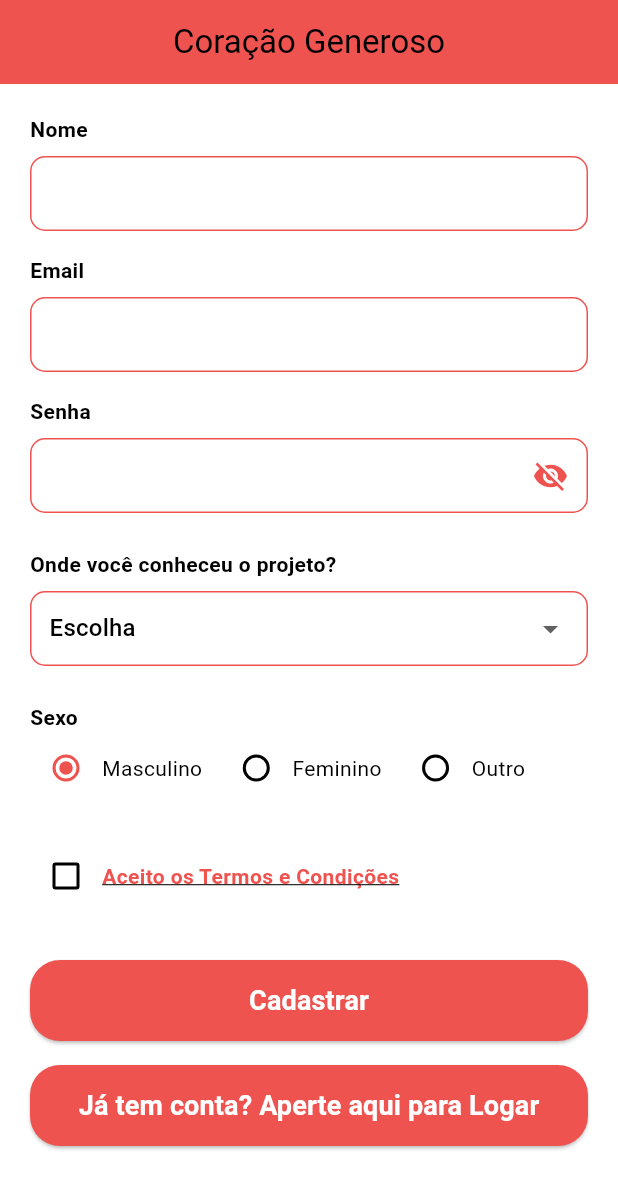
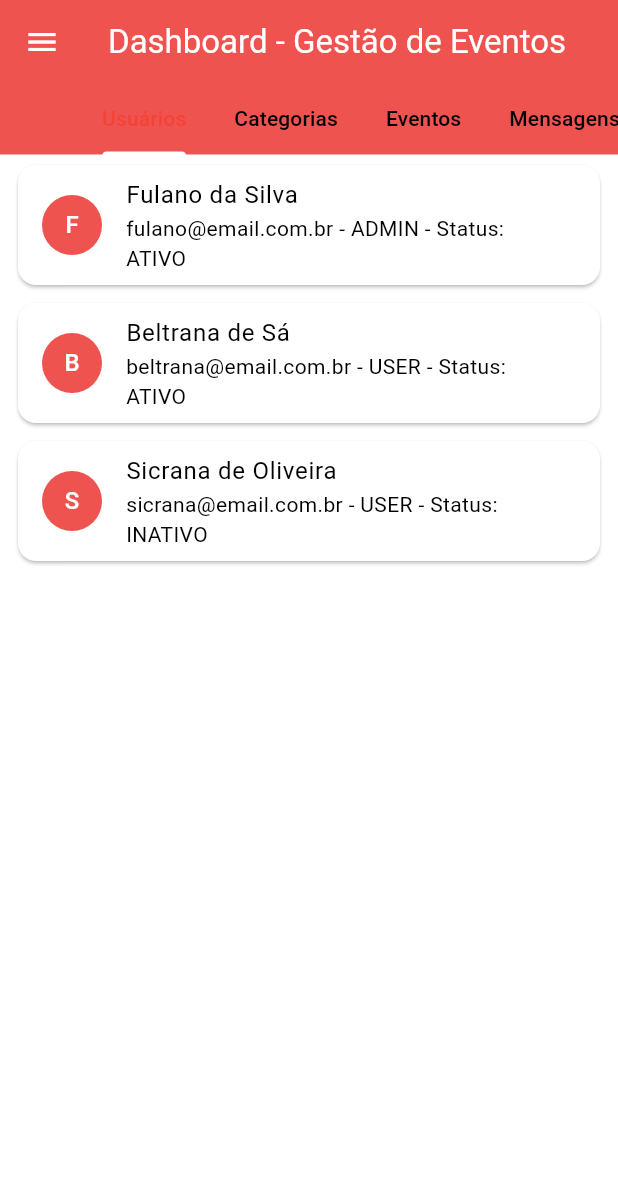
Before and after one commit to isazica/mobile, a Flutter app: the screen it shows after launch, on a phone screen of 412 x 824 dp. Shown: the top 1189 px of the screen. Run offline on Flutter 3.47's test engine with Material 3 defaults, Android fonts, the phone set to English and light mode, and no system bars.

Commit message:
Primeiro commit

```diff
--- a/lib/main.dart
+++ b/lib/main.dart
@@ -1,309 +1,359 @@
 import 'package:flutter/material.dart';
-import 'login.dart';
-import 'telaInicial.dart';
 
-void main() => runApp(MyApp());
+void main() {
+  runApp(const MyApp());
+}
 
 class MyApp extends StatelessWidget {
-  final Color primaryColor = Color(0xFFEF5350);
+  const MyApp({super.key});
 
   @override
   Widget build(BuildContext context) {
+    const primaryColor = Color(0xFFEF5350);
     return MaterialApp(
+      title: 'Gestão de Eventos',
       debugShowCheckedModeBanner: false,
-      title: 'Coração generoso',
       theme: ThemeData(
         primaryColor: primaryColor,
-        colorScheme: ColorScheme.fromSwatch().copyWith(primary: primaryColor),
+        colorScheme: ColorScheme.fromSwatch(primarySwatch: Colors.red)
+            .copyWith(secondary: primaryColor),
+        appBarTheme: AppBarTheme(
+          backgroundColor: primaryColor,
+          foregroundColor: Colors.white,
         ),
-      initialRoute: '/',
-      routes: {
-        '/': (context) => CadastroForm(),
-        '/login': (context) => LoginScreen(),
-        '/telaInicial': (context) => TelaInicial(),
-        // '/eventos': (context) => TelaEventos(), // futuramente
-      },
+        drawerTheme: const DrawerThemeData(
+          backgroundColor: Colors.white,
+        ),
+        elevatedButtonTheme: ElevatedButtonThemeData(
+          style: ElevatedButton.styleFrom(
+            backgroundColor: primaryColor,
+            shape: RoundedRectangleBorder(
+              borderRadius: BorderRadius.circular(20),
+            ),
+            padding: const EdgeInsets.symmetric(vertical: 14),
+            textStyle:
+                const TextStyle(fontWeight: FontWeight.bold, fontSize: 16),
+          ),
+        ),
+      ),
+      home: const DashboardScreen(),
     );
   }
 }
 
-class CadastroForm extends StatefulWidget {
+class DashboardScreen extends StatefulWidget {
+  const DashboardScreen({super.key});
+
   @override
-  _CadastroFormState createState() => _CadastroFormState();
+  State<DashboardScreen> createState() => _DashboardScreenState();
 }
 
-class _CadastroFormState extends State<CadastroForm> {
-  final _nomeController = TextEditingController();
-  final _emailController = TextEditingController();
-  final _senhaController = TextEditingController();
+class _DashboardScreenState extends State<DashboardScreen>
+    with SingleTickerProviderStateMixin {
+  late TabController _tabController;
+  final Color primaryColor = const Color(0xFFEF5350);
 
-  String _conhecimentoProjeto = 'Escolha';
-  String? _sexo = 'Masculino';
-  bool _aceitouTermos = false;
-  bool _obscureText = true;
+  final List<Map<String, dynamic>> usuarios = [
+    {
+      'id': 1,
+      'nome': 'Fulano da Silva',
+      'email': 'fulano@email.com.br',
+      'nivelAcesso': 'ADMIN',
+      'statusUsuario': 'ATIVO'
+    },
+    {
+      'id': 2,
+      'nome': 'Beltrana de Sá',
+      'email': 'beltrana@email.com.br',
+      'nivelAcesso': 'USER',
+      'statusUsuario': 'ATIVO'
+    },
+    {
+      'id': 3,
+      'nome': 'Sicrana de Oliveira',
+      'email': 'sicrana@email.com.br',
+      'nivelAcesso': 'USER',
+      'statusUsuario': 'INATIVO'
+    },
+  ];
 
-  final Color primaryColor = Color(0xFFEF5350);
+  final List<Map<String, dynamic>> categorias = [
+    {'id': 1, 'nome': 'Bazar'},
+    {'id': 2, 'nome': 'Almoço'},
+    {'id': 3, 'nome': 'Show'},
+  ];
+
+  final List<Map<String, dynamic>> eventos = [
+    {
+      'id': 1,
+      'nome': 'Bazar de Natal',
+      'descricao': 'Bazar beneficente com roupas e brinquedos',
+      'localEnvento': 'Centro Comunitário',
+      'cep': '12345678',
+      'numero': '123',
+      'complemento': 'Sala 1',
+      'dataEvento': '2025-12-10',
+      'periodo': 'Manhã',
+      'preco': 10.00,
+      'categoria_id': 1,
+      'statusEvento': 'ATIVO'
+    },
+    {
+      'id': 2,
+      'nome': 'Show de Rock',
+      'descricao': 'Show de rock com bandas locais',
+      'localEnvento': 'Arena Municipal',
+      'cep': '87654321',
+      'numero': '456',
+      'complemento': '',
+      'dataEvento': '2025-08-15',
+      'periodo': 'Noite',
+      'preco': 50.00,
+      'categoria_id': 3,
+      'statusEvento': 'CANCELADO'
+    },
+  ];
+
+  final List<Map<String, dynamic>> mensagens = [
+    {
+      'id': 1,
+      'emissor': 'Fulano',
+      'email': 'fulano@email.com',
+      'texto': 'Gostaria de mais informações.',
+      'statusMensagem': 'ATIVO'
+    },
+    {
+      'id': 2,
+      'emissor': 'Beltrana',
+      'email': 'beltrana@email.com',
+      'texto': 'O evento do bazar foi cancelado?',
+      'statusMensagem': 'ATIVO'
+    },
+  ];
+
+  final List<Map<String, dynamic>> presencas = [
+    {'id': 1, 'evento_id': 1, 'usuario_id': 1, 'statusPresenca': 'CONFIRMADO'},
+    {'id': 2, 'evento_id': 2, 'usuario_id': 2, 'statusPresenca': 'CANCELADO'},
+  ];
+
+  final List<String> tabs = [
+    'Usuários',
+    'Categorias',
+    'Eventos',
+    'Mensagens',
+    'Presenças'
+  ];
 
   @override
-  void dispose() {
-    _nomeController.dispose();
-    _emailController.dispose();
-    _senhaController.dispose();
-    super.dispose();
+  void initState() {
+    super.initState();
+    _tabController = TabController(length: tabs.length, vsync: this);
   }
 
-  void _showMessage(String msg) {
-    ScaffoldMessenger.of(context).showSnackBar(
-      SnackBar(
-        content: Text(msg),
+  void _navigateToTab(int index) {
+    Navigator.pop(context); // fecha o drawer
+    setState(() {
+      _tabController.index = index;
+    });
+  }
+
+  Widget _buildUsuariosTab() {
+    return ListView.builder(
+      itemCount: usuarios.length,
+      itemBuilder: (context, i) {
+        final u = usuarios[i];
+        return Card(
+          margin: const EdgeInsets.symmetric(horizontal: 12, vertical: 6),
+          child: ListTile(
+            leading: CircleAvatar(
               backgroundColor: primaryColor,
-        duration: Duration(seconds: 3),
+              child: Text(u['nome'][0]),
             ),
+            title: Text(u['nome']),
+            subtitle: Text(
+                '${u['email']} - ${u['nivelAcesso']} - Status: ${u['statusUsuario']}'),
+          ),
+        );
+      },
     );
   }
 
-  void _onCadastrar() {
-    if (_nomeController.text.isEmpty) {
-      _showMessage('Por favor, insira seu nome');
-      return;
+  Widget _buildCategoriasTab() {
+    return ListView.builder(
+      itemCount: categorias.length,
+      itemBuilder: (context, i) {
+        final c = categorias[i];
+        return Card(
+          margin: const EdgeInsets.symmetric(horizontal: 12, vertical: 6),
+          child: ListTile(
+            leading: Icon(Icons.category, color: primaryColor),
+            title: Text(c['nome']),
+          ),
+        );
+      },
+    );
   }
 
-    String email = _emailController.text;
-
-    if (!email.contains('@') || !email.endsWith('.com')) {
-      _showMessage('Por favor, insira um email válido que contenha "@" e termine com ".com"');
-      return;
+  Widget _buildEventosTab() {
+    return ListView.builder(
+      itemCount: eventos.length,
+      itemBuilder: (context, i) {
+        final e = eventos[i];
+        final categoriaNome = categorias.firstWhere(
+            (c) => c['id'] == e['categoria_id'],
+            orElse: () => {'nome': 'N/A'})['nome'];
+        return Card(
+          margin: const EdgeInsets.symmetric(horizontal: 12, vertical: 6),
+          child: ListTile(
+            title: Text(e['nome']),
+            subtitle: Text(
+                'Data: ${e['dataEvento']} - Local: ${e['localEnvento']} - Categoria: $categoriaNome\nStatus: ${e['statusEvento']} - Preço: R\$${e['preco']?.toStringAsFixed(2) ?? '0.00'}'),
+            isThreeLine: true,
+            leading: Icon(Icons.event, color: primaryColor),
+          ),
+        );
+      },
+    );
   }
 
-    if (_senhaController.text.isEmpty || _senhaController.text.length < 6) {
-      _showMessage('Senha deve ter pelo menos 6 caracteres');
-      return;
-    }
-    if (_conhecimentoProjeto == 'Escolha') {
-      _showMessage('Por favor, selecione onde conheceu o projeto');
-      return;
-    }
-    if (!_aceitouTermos) {
-      _showMessage('Você deve aceitar os termos e condições');
-      return;
+  Widget _buildMensagensTab() {
+    return ListView.builder(
+      itemCount: mensagens.length,
+      itemBuilder: (context, i) {
+        final m = mensagens[i];
+        return Card(
+          margin: const EdgeInsets.symmetric(horizontal: 12, vertical: 6),
+          child: ListTile(
+            title: Text(m['emissor']),
+            subtitle: Text(
+                '${m['texto']}\nEmail: ${m['email']} - Status: ${m['statusMensagem']}'),
+            isThreeLine: true,
+            leading: Icon(Icons.message, color: primaryColor),
+          ),
+        );
+      },
+    );
   }
 
-    _showMessage('Cadastrado: ${_nomeController.text} (${_emailController.text})');
-
-    // Aqui você pode navegar para a tela inicial após cadastro
-    Navigator.pushReplacementNamed(context, '/telaInicial');
-  }
-
-  void _onLogin() {
-    Navigator.pushNamed(context, '/login');
+  Widget _buildPresencasTab() {
+    return ListView.builder(
+      itemCount: presencas.length,
+      itemBuilder: (context, i) {
+        final p = presencas[i];
+        final evento = eventos.firstWhere((e) => e['id'] == p['evento_id'],
+            orElse: () => {'nome': 'N/A'});
+        final usuario = usuarios.firstWhere((u) => u['id'] == p['usuario_id'],
+            orElse: () => {'nome': 'N/A'});
+        return Card(
+          margin: const EdgeInsets.symmetric(horizontal: 12, vertical: 6),
+          child: ListTile(
+            title:
+                Text('Usuário: ${usuario['nome']} - Evento: ${evento['nome']}'),
+            subtitle: Text('Status Presença: ${p['statusPresenca']}'),
+            leading: Icon(Icons.people, color: primaryColor),
+          ),
+        );
+      },
+    );
   }
 
   @override
   Widget build(BuildContext context) {
     return Scaffold(
       appBar: AppBar(
-        title: Text('Coração Generoso'),
-        backgroundColor: primaryColor,
+        title: const Text('Dashboard - Gestão de Eventos'),
         centerTitle: true,
+        bottom: TabBar(
+          controller: _tabController,
+          isScrollable: true,
+          indicatorColor: Colors.white,
+          tabs: tabs.map((tab) => Tab(text: tab)).toList(),
         ),
-      body: SafeArea(
-        child: Padding(
-          padding: EdgeInsets.all(20),
-          child: SingleChildScrollView(
+      ),
+      drawer: Drawer(
         child: Column(
-              crossAxisAlignment: CrossAxisAlignment.stretch,
           children: [
-                Text('Nome', style: TextStyle(fontWeight: FontWeight.bold)),
-                SizedBox(height: 8),
-                Container(
-                  decoration: BoxDecoration(
-                    border: Border.all(color: primaryColor),
-                    borderRadius: BorderRadius.circular(10),
+            DrawerHeader(
+              decoration: BoxDecoration(color: primaryColor),
+              child: const Center(
+                child: Text(
+                  'Menu',
+                  style: TextStyle(
                       color: Colors.white,
-                  ),
-                  child: TextField(
-                    controller: _nomeController,
-                    decoration: InputDecoration(
-                      contentPadding: EdgeInsets.symmetric(horizontal: 12, vertical: 8),
-                      border: InputBorder.none,
+                      fontSize: 24,
+                      fontWeight: FontWeight.bold),
                 ),
               ),
             ),
-                SizedBox(height: 16),
-
-                Text('Email', style: TextStyle(fontWeight: FontWeight.bold)),
-                SizedBox(height: 8),
-                Container(
-                  decoration: BoxDecoration(
-                    border: Border.all(color: primaryColor),
-                    borderRadius: BorderRadius.circular(10),
-                    color: Colors.white,
+            ...tabs.asMap().entries.map((entry) {
+              int idx = entry.key;
+              String tabName = entry.value;
+              return ListTile(
+                leading: Icon(
+                  _getIconForTab(tabName),
+                  color: idx == _tabController.index
+                      ? primaryColor
+                      : Colors.black54,
                 ),
-                  child: TextField(
-                    controller: _emailController,
-                    keyboardType: TextInputType.emailAddress,
-                    decoration: InputDecoration(
-                      contentPadding: EdgeInsets.symmetric(horizontal: 12, vertical: 8),
-                      border: InputBorder.none,
+                title: Text(
+                  tabName,
+                  style: TextStyle(
+                    color: idx == _tabController.index
+                        ? primaryColor
+                        : Colors.black87,
+                    fontWeight: idx == _tabController.index
+                        ? FontWeight.bold
+                        : FontWeight.normal,
                   ),
                 ),
+                onTap: () => _navigateToTab(idx),
+              );
+            }).toList(),
+            const Spacer(),
+            ListTile(
+              leading: const Icon(Icons.logout, color: Colors.red),
+              title: const Text('Sair', style: TextStyle(color: Colors.red)),
+              onTap: () {
+                // Implementar lógica de logout aqui, se precisar
+                Navigator.pop(context);
+                ScaffoldMessenger.of(context).showSnackBar(
+                  SnackBar(
+                    content: const Text('Logout efetuado!'),
+                    backgroundColor: primaryColor,
                   ),
-                SizedBox(height: 16),
-
-                Text('Senha', style: TextStyle(fontWeight: FontWeight.bold)),
-                SizedBox(height: 8),
-                Container(
-                  decoration: BoxDecoration(
-                    border: Border.all(color: primaryColor),
-                    borderRadius: BorderRadius.circular(10),
-                    color: Colors.white,
-                  ),
-                  child: Row(
-                    children: [
-                      Expanded(
-                        child: TextField(
-                          controller: _senhaController,
-                          obscureText: _obscureText,
-                          decoration: InputDecoration(
-                            contentPadding: EdgeInsets.symmetric(horizontal: 12, vertical: 8),
-                            border: InputBorder.none,
-                          ),
-                        ),
-                      ),
-                      GestureDetector(
-                        onTap: () => setState(() => _obscureText = !_obscureText),
-                        child: Padding(
-                          padding: const EdgeInsets.symmetric(horizontal: 12),
-                          child: Icon(
-                            _obscureText ? Icons.visibility_off : Icons.visibility,
-                            color: primaryColor,
-                          ),
-                        ),
+                );
+              },
             ),
           ],
         ),
       ),
-                SizedBox(height: 24),
-
-                Text('Onde você conheceu o projeto?', style: TextStyle(fontWeight: FontWeight.bold)),
-                SizedBox(height: 8),
-                Container(
-                  padding: EdgeInsets.symmetric(horizontal: 12),
-                  decoration: BoxDecoration(
-                    border: Border.all(color: primaryColor),
-                    borderRadius: BorderRadius.circular(10),
-                    color: Colors.white,
-                  ),
-                  child: DropdownButton<String>(
-                    isExpanded: true,
-                    value: _conhecimentoProjeto,
-                    underline: SizedBox(),
-                    items: [
-                      'Escolha',
-                      'Redes sociais',
-                      'Amigos',
-                      'Publicidade',
-                      'Outro'
-                    ].map((e) => DropdownMenuItem(child: Text(e), value: e)).toList(),
-                    onChanged: (v) => setState(() => _conhecimentoProjeto = v ?? 'Escolha'),
-                  ),
-                ),
-                SizedBox(height: 24),
-
-                Text('Sexo', style: TextStyle(fontWeight: FontWeight.bold)),
-                Row(
+      body: TabBarView(
+        controller: _tabController,
         children: [
-                    Radio<String>(
-                      value: 'Masculino',
-                      groupValue: _sexo,
-                      onChanged: (v) => setState(() => _sexo = v),
-                    ),
-                    Text('Masculino'),
-                    SizedBox(width: 12),
-                    Radio<String>(
-                      value: 'Feminino',
-                      groupValue: _sexo,
-                      onChanged: (v) => setState(() => _sexo = v),
-                    ),
-                    Text('Feminino'),
-                    SizedBox(width: 12),
-                    Radio<String>(
-                      value: 'Outro',
-                      groupValue: _sexo,
-                      onChanged: (v) => setState(() => _sexo = v),
-                    ),
-                    Text('Outro'),
+          _buildUsuariosTab(),
+          _buildCategoriasTab(),
+          _buildEventosTab(),
+          _buildMensagensTab(),
+          _buildPresencasTab(),
         ],
-                ),
-                SizedBox(height: 24),
-
-                Row(
-                  children: [
-                    Checkbox(
-                      value: _aceitouTermos,
-                      onChanged: (v) => setState(() => _aceitouTermos = v ?? false),
-                    ),
-                    Expanded(
-                      child: GestureDetector(
-                        onTap: () => setState(() => _aceitouTermos = !_aceitouTermos),
-                        child: Text(
-                          'Aceito os Termos e Condições',
-                          style: TextStyle(
-                            decoration: TextDecoration.underline,
-                            color: primaryColor,
-                            fontWeight: FontWeight.bold,
-                          ),
-                        ),
-                      ),
-                    ),
-                  ],
-                ),
-                SizedBox(height: 32),
-
-                ElevatedButton(
-                  style: ElevatedButton.styleFrom(
-                    backgroundColor: primaryColor,
-                    padding: EdgeInsets.symmetric(vertical: 14),
-                    shape: RoundedRectangleBorder(
-                      borderRadius: BorderRadius.circular(20),
-                    ),
-                  ),
-                  onPressed: _onCadastrar,
-                  child: Text(
-                    'Cadastrar',
-                    style: TextStyle(
-                      color: Colors.white,
-                      fontWeight: FontWeight.bold,
-                      fontSize: 18,
-                    ),
-                  ),
-                ),
-
-                SizedBox(height: 16),
-
-                ElevatedButton(
-                  style: ElevatedButton.styleFrom(
-                    backgroundColor: primaryColor,
-                    padding: EdgeInsets.symmetric(vertical: 14),
-                    shape: RoundedRectangleBorder(
-                      borderRadius: BorderRadius.circular(20),
-                    ),
-                  ),
-                  onPressed: _onLogin,
-                  child: Text(
-                    'Já tem conta? Aperte aqui para Logar',
-                    style: TextStyle(
-                      color: Colors.white,
-                      fontWeight: FontWeight.bold,
-                      fontSize: 18,
-                    ),
-                  ),
-                ),
-              ],
-            ),
-          ),
-        ),
       ),
     );
   }
+
+  IconData _getIconForTab(String tab) {
+    switch (tab) {
+      case 'Usuários':
+        return Icons.person;
+      case 'Categorias':
+        return Icons.category;
+      case 'Eventos':
+        return Icons.event;
+      case 'Mensagens':
+        return Icons.message;
+      case 'Presenças':
+        return Icons.people;
+      default:
+        return Icons.device_unknown;
     }
+  }
+}
```
Also changed, not shown: lib/Suporte.dart (added), pubspec.lock, 4 other files. Lines whose indentation alone changed are shown as unchanged.
